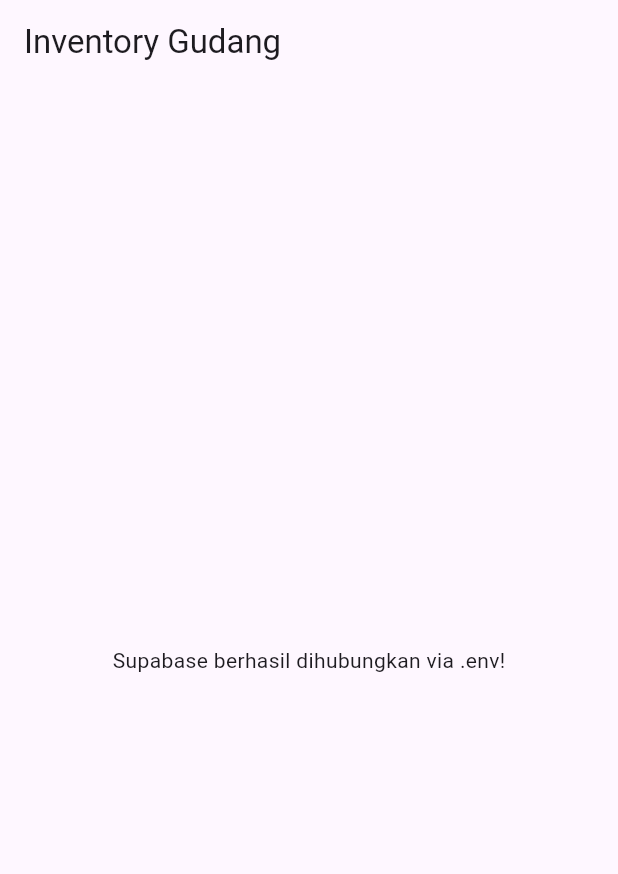
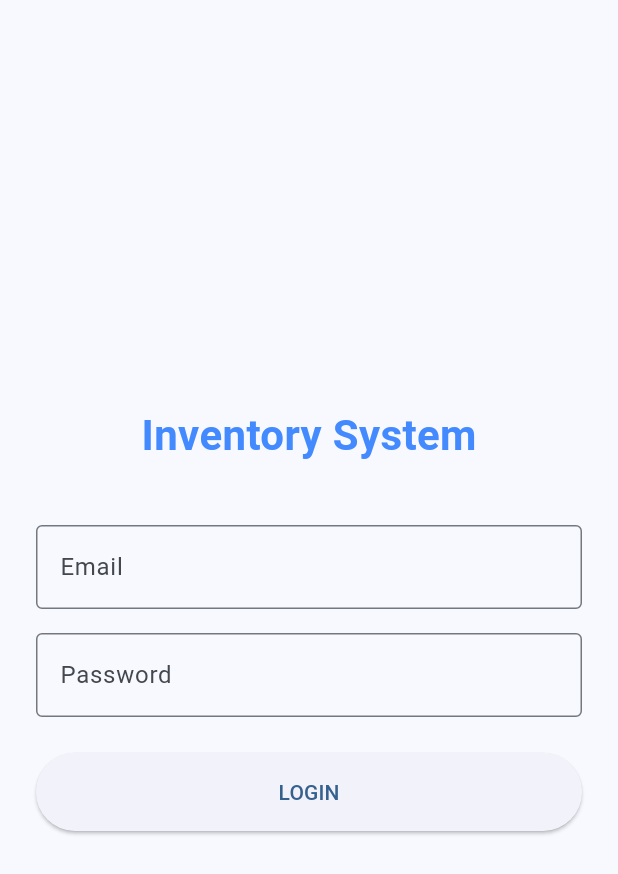
Before and after one commit to AriqGaming67/inventory-gudang, a Flutter app: the screen it shows after launch, on a phone screen of 412 x 824 dp. Shown: the top 874 px of the screen. Run offline on Flutter 3.47's test engine with Material 3 defaults, Android fonts, the phone set to English and light mode, and no system bars; our stand-ins replace flutter_dotenv, flutter_riverpod, go_router, supabase_flutter; accounts and stored records are empty.

Commit message:
feat: Add Riverpod, GoRouter, and Image Picker

```diff
--- a/lib/main.dart
+++ b/lib/main.dart
@@ -1,54 +1,104 @@
 import 'package:flutter/material.dart';
+import 'package:flutter_riverpod/flutter_riverpod.dart';
 import 'package:supabase_flutter/supabase_flutter.dart';
-import 'package:flutter_dotenv/flutter_dotenv.dart'; // 1. Import dotenv
+import 'package:flutter_dotenv/flutter_dotenv.dart';
+import 'package:go_router/go_router.dart';
+
+import 'screens/login_screen.dart';
+import 'screens/dashboard_screen.dart';
+import 'screens/main_scaffold.dart';
 
 void main() async {
   WidgetsFlutterBinding.ensureInitialized();
 
-  // 2. Load file .env
   await dotenv.load(fileName: ".env");
 
-  // 3. Ambil URL dan Key dari .env (gunakan operator ! untuk memastikan tidak null)
-  String supabaseUrl = dotenv.env['SUPABASE_URL']!;
-  String supabaseAnonKey = dotenv.env['SUPABASE_ANON_KEY']!;
-
-  // 4. Inisialisasi Supabase
   await Supabase.initialize(
-    url: supabaseUrl,
-    anonKey: supabaseAnonKey,
+    url: dotenv.env['SUPABASE_URL']!,
+    anonKey: dotenv.env['SUPABASE_ANON_KEY']!,
   );
 
-  runApp(const MyApp());
+  runApp(const ProviderScope(child: MyApp()));
 }
 
-final supabase = Supabase.instance.client;
+final _router = GoRouter(
+  initialLocation: '/dashboard',
+  redirect: (context, state) {
+    final session = Supabase.instance.client.auth.currentSession;
+    final isLoggingIn = state.uri.toString() == '/login';
 
-class MyApp extends StatelessWidget {
+    if (session == null && !isLoggingIn) {
+      return '/login';
+    }
+
+    if (session != null && isLoggingIn) {
+      return '/dashboard';
+    }
+
+    return null;
+  },
+  routes: [
+    GoRoute(path: '/login', builder: (context, state) => const LoginScreen()),
+    ShellRoute(
+      builder: (context, state, child) {
+        return MainScaffold(child: child);
+      },
+      routes: [
+        GoRoute(
+          path: '/dashboard',
+          builder: (context, state) => const DashboardScreen(),
+        ),
+        GoRoute(
+          path: '/items',
+          builder: (context, state) => Scaffold(
+            appBar: AppBar(title: const Text('Items')),
+            body: const Center(child: Text('Items CRUD pending...')),
+          ),
+        ),
+        GoRoute(
+          path: '/transactions',
+          builder: (context, state) => Scaffold(
+            appBar: AppBar(title: const Text('Transactions')),
+            body: const Center(child: Text('Movements pending...')),
+          ),
+        ),
+        GoRoute(
+          path: '/profile',
+          builder: (context, state) => Scaffold(
+            appBar: AppBar(title: const Text('Profile')),
+            body: Center(
+              child: ElevatedButton(
+                onPressed: () {
+                  Supabase.instance.client.auth.signOut();
+                  context.go('/login');
+                },
+                child: const Text('Logout'),
+              ),
+            ),
+          ),
+        ),
+      ],
+    ),
+  ],
+);
+
+class MyApp extends ConsumerWidget {
   const MyApp({super.key});
 
   @override
-  Widget build(BuildContext context) {
-    return MaterialApp(
+  Widget build(BuildContext context, WidgetRef ref) {
+    return MaterialApp.router(
       title: 'Inventory Gudang',
       theme: ThemeData(
-        colorScheme: ColorScheme.fromSeed(seedColor: Colors.deepPurple),
+        colorScheme: ColorScheme.fromSeed(seedColor: Colors.blue),
         useMaterial3: true,
+        appBarTheme: const AppBarTheme(
+          elevation: 0,
+          centerTitle: false,
+          scrolledUnderElevation: 0,
+        ),
       ),
-      home: const MyHomePage(),
+      routerConfig: _router,
     );
   }
 }
-
-class MyHomePage extends StatelessWidget {
-  const MyHomePage({super.key});
-
-  @override
-  Widget build(BuildContext context) {
-    return Scaffold(
-      appBar: AppBar(title: const Text('Inventory Gudang')),
-      body: const Center(
-        child: Text('Supabase berhasil dihubungkan via .env!'),
-      ),
-    );
-  }
-}
--- /dev/null
+++ b/lib/screens/login_screen.dart
@@ -0,0 +1,99 @@
+import 'package:flutter/material.dart';
+import 'package:flutter_riverpod/flutter_riverpod.dart';
+import '../providers/auth_provider.dart';
+import '../repositories/auth_repository.dart';
+
+class LoginScreen extends ConsumerStatefulWidget {
+  const LoginScreen({super.key});
+
+  @override
+  ConsumerState<LoginScreen> createState() => _LoginScreenState();
+}
+
+class _LoginScreenState extends ConsumerState<LoginScreen> {
+  final _emailController = TextEditingController();
+  final _passwordController = TextEditingController();
+  bool _isLoading = false;
+  String? _errorMessage;
+
+  Future<void> _login() async {
+    setState(() => _isLoading = true);
+    try {
+      await ref
+          .read(authRepositoryProvider)
+          .signIn(
+            _emailController.text.trim(),
+            _passwordController.text.trim(),
+          );
+      // Navigation is handled automatically via Riverpod Auth listener in MaterialApp wrapper
+    } catch (e) {
+      setState(() => _errorMessage = e.toString());
+      if (mounted) {
+        ScaffoldMessenger.of(context).showSnackBar(
+          SnackBar(content: Text(_errorMessage ?? 'Login failed')),
+        );
+      }
+    } finally {
+      if (mounted) setState(() => _isLoading = false);
+    }
+  }
+
+  @override
+  Widget build(BuildContext context) {
+    return Scaffold(
+      body: Center(
+        child: SingleChildScrollView(
+          padding: const EdgeInsets.all(24.0),
+          child: Column(
+            mainAxisAlignment: MainAxisAlignment.center,
+            children: [
+              const Text(
+                'Inventory System',
+                style: TextStyle(
+                  fontSize: 28,
+                  fontWeight: FontWeight.bold,
+                  color: Colors.blueAccent,
+                ),
+              ),
+              const SizedBox(height: 40),
+              TextField(
+                controller: _emailController,
+                decoration: const InputDecoration(
+                  labelText: 'Email',
+                  border: OutlineInputBorder(),
+                ),
+                keyboardType: TextInputType.emailAddress,
+              ),
+              const SizedBox(height: 16),
+              TextField(
+                controller: _passwordController,
+                decoration: const InputDecoration(
+                  labelText: 'Password',
+                  border: OutlineInputBorder(),
+                ),
+                obscureText: true,
+              ),
+              const SizedBox(height: 24),
+              SizedBox(
+                width: double.infinity,
+                child: ElevatedButton(
+                  onPressed: _isLoading ? null : _login,
+                  style: ElevatedButton.styleFrom(
+                    padding: const EdgeInsets.symmetric(vertical: 16),
+                  ),
+                  child: _isLoading
+                      ? const SizedBox(
+                          height: 20,
+                          width: 20,
+                          child: CircularProgressIndicator(strokeWidth: 2),
+                        )
+                      : const Text('LOGIN'),
+                ),
+              ),
+            ],
+          ),
+        ),
+      ),
+    );
+  }
+}
--- a/pubspec.yaml
+++ b/pubspec.yaml
@@ -36,6 +36,9 @@ dependencies:
   cupertino_icons: ^1.0.8
   supabase_flutter: ^2.12.4
   flutter_dotenv: ^6.0.1
+  flutter_riverpod: ^3.3.1
+  go_router: ^17.2.2
+  image_picker: ^1.2.1
 
 dev_dependencies:
   flutter_test:
```
Also changed, not shown: lib/models/item.dart (added, +38 -0 lines), lib/models/profile.dart (added, +17 -0 lines), lib/models/stock_movement.dart (added, +28 -0 lines), lib/providers/auth_provider.dart (added, +16 -0 lines), lib/providers/item_provider.dart (added, +32 -0 lines), lib/repositories/auth_repository.dart (added, +31 -0 lines), lib/repositories/item_repository.dart (added, +96 -0 lines), lib/screens/dashboard_screen.dart (added, +82 -0 lines), lib/screens/main_scaffold.dart (added, +59 -0 lines), pubspec.lock, 5 other files.
